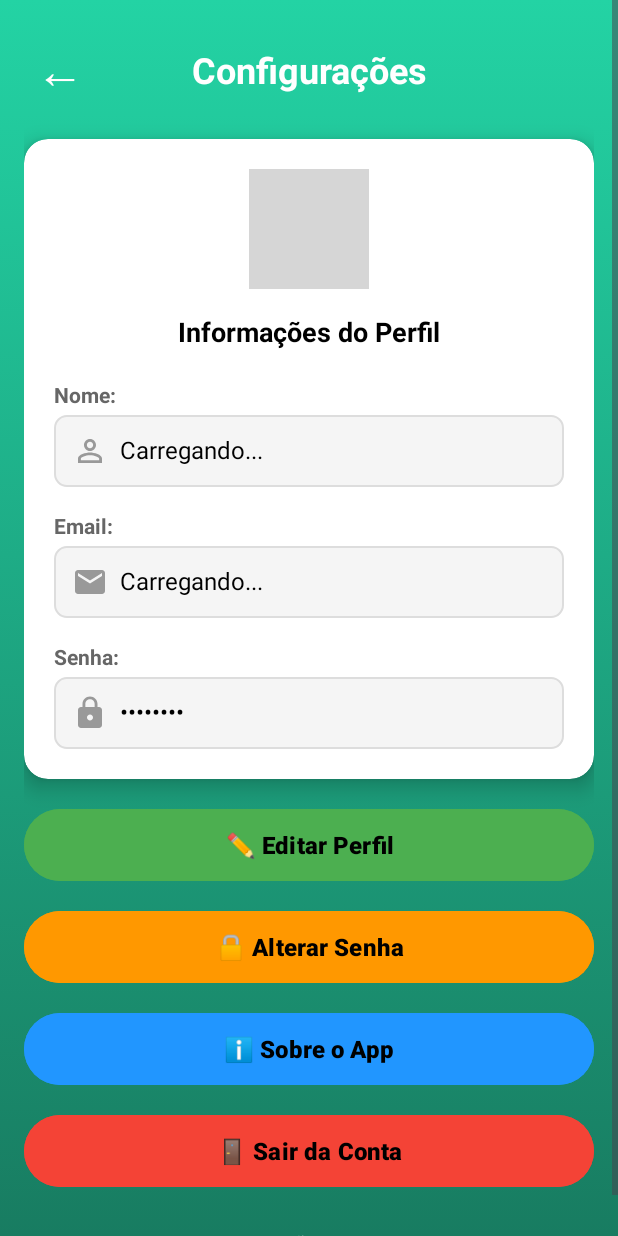
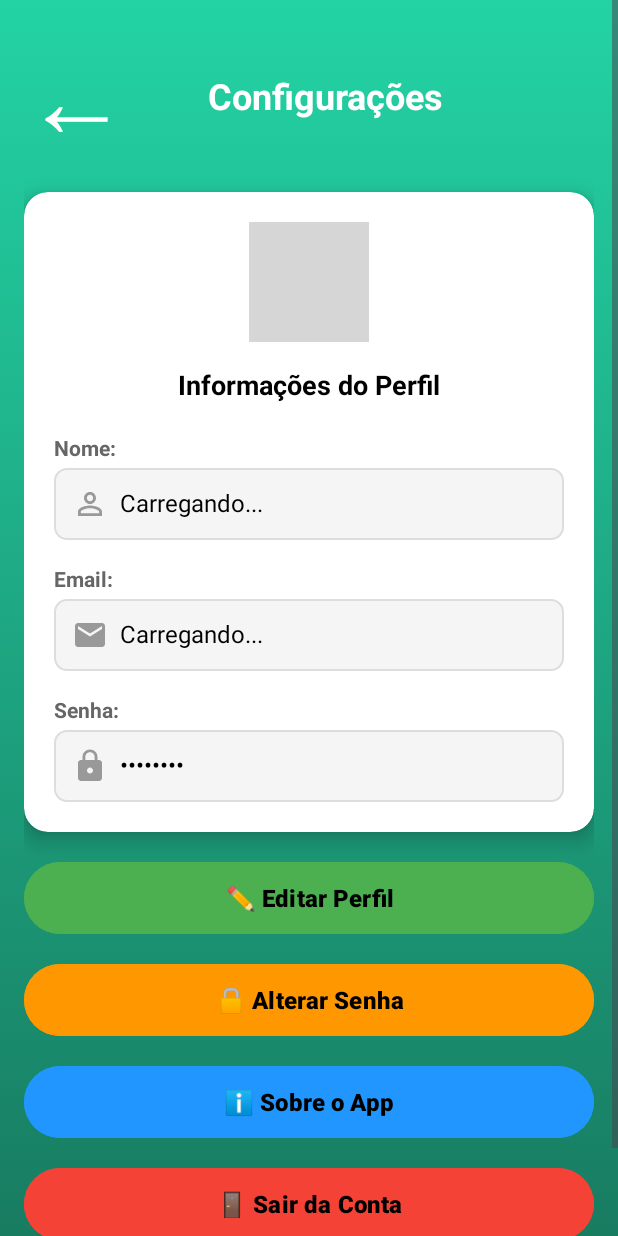
Before and after one commit to SupremeGod670/Pet-APP, an Android app: the ConfigActivity screen opened directly, with no data from a screen before it, on a phone screen of 412 x 824 dp. Run offline under Robolectric (Android 15) with nearby library versions, the phone set to English and light mode, and no system bars; grey boxes are pictures that could not be loaded.

Commit message:
Configurações criado, funcionando

```diff
--- a/app/src/main/res/layout/config.xml
+++ b/app/src/main/res/layout/config.xml
@@ -28,11 +28,9 @@
                 android:layout_width="wrap_content"
                 android:layout_height="wrap_content"
                 android:text="←"
-                android:textSize="32sp"
+                android:textAlignment="center"
                 android:textColor="@android:color/white"
-                android:padding="8dp"
-                android:clickable="true"
-                android:focusable="true" />
+                android:textSize="70sp" />
 
             <TextView
                 android:layout_width="0dp"
```
